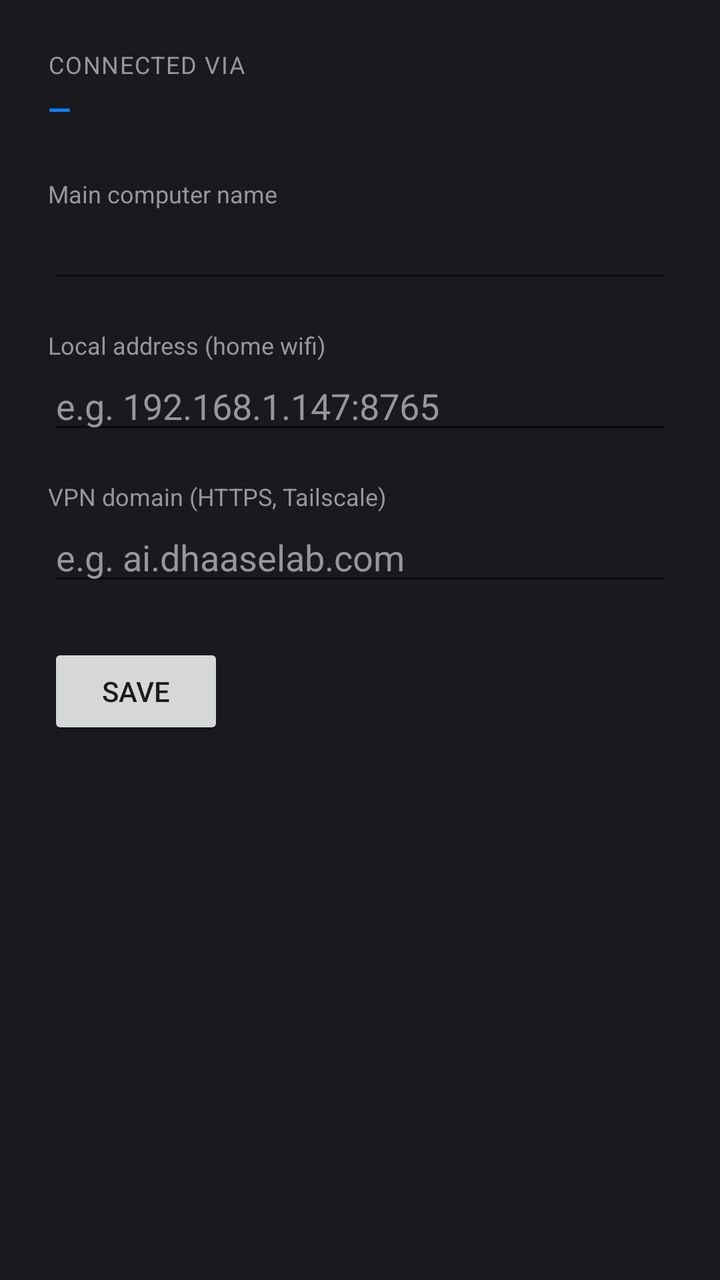
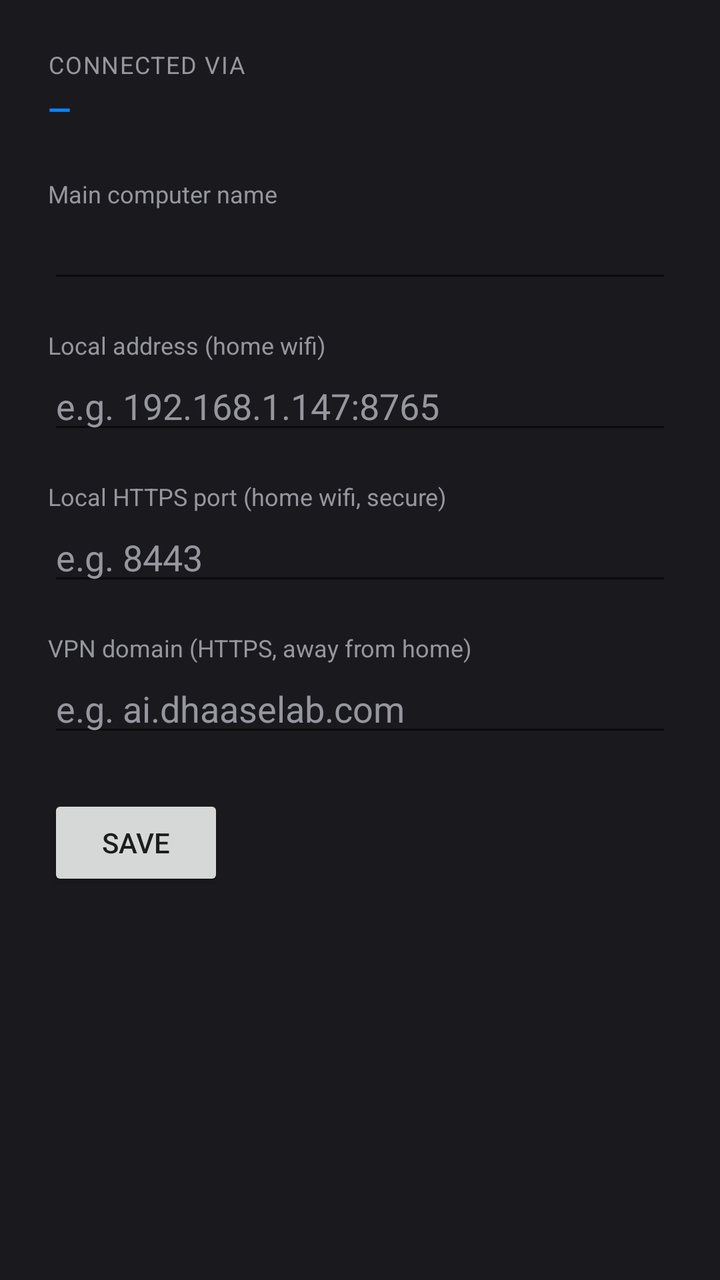

Two renders of the same Android screen: before a commit and after it. Below are the layout's source before the change and the commit's diff.
<!-- AndroidManifest.xml: application theme Theme.Jarvis -->
<!-- res/layout/activity_settings.xml -->
<?xml version="1.0" encoding="utf-8"?>
<ScrollView xmlns:android="http://schemas.android.com/apk/res/android"
    android:id="@+id/settingsRootLayout"
    android:layout_width="match_parent"
    android:layout_height="match_parent"
    android:background="@color/jarvis_bg">

    <LinearLayout
        android:layout_width="match_parent"
        android:layout_height="wrap_content"
        android:orientation="vertical"
        android:padding="24dp">

        <TextView
            android:layout_width="match_parent"
            android:layout_height="wrap_content"
            android:text="@string/settings_label_connected_via"
            android:textColor="@color/jarvis_text_dim"
            android:textSize="12sp"
            android:textAllCaps="true"
            android:letterSpacing="0.05" />

        <TextView
            android:id="@+id/connectedViaText"
            android:layout_width="match_parent"
            android:layout_height="wrap_content"
            android:layout_marginTop="4dp"
            android:layout_marginBottom="24dp"
            android:text="—"
            android:textColor="@color/jarvis_accent"
            android:textSize="15sp"
            android:textStyle="bold" />

        <TextView
            android:layout_width="match_parent"
            android:layout_height="wrap_content"
            android:text="@string/settings_label_computer_name"
            android:textColor="@color/jarvis_text_dim"
            android:textSize="12sp" />
        <EditText
            android:id="@+id/computerNameInput"
            android:layout_width="match_parent"
            android:layout_height="wrap_content"
            android:textColor="@color/jarvis_text"
            android:inputType="text"
            android:layout_marginBottom="18dp" />

        <TextView
            android:layout_width="match_parent"
            android:layout_height="wrap_content"
            android:text="@string/settings_label_local"
            android:textColor="@color/jarvis_text_dim"
            android:textSize="12sp" />
        <EditText
            android:id="@+id/localAddressInput"
            android:layout_width="match_parent"
            android:layout_height="wrap_content"
            android:hint="@string/settings_hint_local"
            android:textColor="@color/jarvis_text"
            android:textColorHint="@color/jarvis_text_dim"
            android:inputType="textUri"
            android:layout_marginBottom="18dp" />

        <TextView
            android:layout_width="match_parent"
            android:layout_height="wrap_content"
            android:text="@string/settings_label_vpn"
            android:textColor="@color/jarvis_text_dim"
            android:textSize="12sp" />
        <EditText
            android:id="@+id/vpnAddressInput"
            android:layout_width="match_parent"
            android:layout_height="wrap_content"
            android:hint="@string/settings_hint_vpn"
            android:textColor="@color/jarvis_text"
            android:textColorHint="@color/jarvis_text_dim"
            android:inputType="textUri"
            android:layout_marginBottom="24dp" />

        <Button
            android:id="@+id/saveButton"
            android:layout_width="wrap_content"
            android:layout_height="wrap_content"
            android:text="@string/btn_save" />

    </LinearLayout>
</ScrollView>
<!-- resources referenced by this layout -->
<resources>
  <color name="jarvis_accent">#0A84FF</color>
  <color name="jarvis_bg">#1A1A1E</color>
  <color name="jarvis_text">#ECECEE</color>
  <color name="jarvis_text_dim">#96969E</color>
  <string name="btn_save">Save</string>
  <string name="settings_hint_local">e.g. 192.168.1.147:8765</string>
  <string name="settings_hint_vpn">e.g. ai.dhaaselab.com</string>
  <string name="settings_label_computer_name">Main computer name</string>
  <string name="settings_label_connected_via">Connected via</string>
  <string name="settings_label_local">Local address (home wifi)</string>
  <string name="settings_label_vpn">VPN domain (HTTPS, Tailscale)</string>
  <style name="Theme.Jarvis" parent="Theme.MaterialComponents.DayNight.NoActionBar">
          <item name="colorPrimary">@color/jarvis_accent</item>
          <item name="colorPrimaryDark">@color/jarvis_bg</item>
          <item name="colorAccent">@color/jarvis_accent</item>
          <item name="android:windowBackground">@color/jarvis_bg</item>
          <item name="android:statusBarColor">@color/jarvis_bg</item>
      </style>
</resources>

<!-- the commit's change to res/layout/activity_settings.xml (unified diff, before → after) -->
@@ -64,6 +64,22 @@
         <TextView
             android:layout_width="match_parent"
             android:layout_height="wrap_content"
+            android:text="@string/settings_label_local_https_port"
+            android:textColor="@color/jarvis_text_dim"
+            android:textSize="12sp" />
+        <EditText
+            android:id="@+id/localHttpsPortInput"
+            android:layout_width="match_parent"
+            android:layout_height="wrap_content"
+            android:hint="@string/settings_hint_local_https_port"
+            android:textColor="@color/jarvis_text"
+            android:textColorHint="@color/jarvis_text_dim"
+            android:inputType="number"
+            android:layout_marginBottom="18dp" />
+
+        <TextView
+            android:layout_width="match_parent"
+            android:layout_height="wrap_content"
             android:text="@string/settings_label_vpn"
             android:textColor="@color/jarvis_text_dim"
             android:textSize="12sp" />
<!-- resource entries referenced after the edit -->
@@ -6,11 +6,13 @@
   <color name="jarvis_text_dim">#96969E</color>
   <string name="btn_save">Save</string>
   <string name="settings_hint_local">e.g. 192.168.1.147:8765</string>
+  <string name="settings_hint_local_https_port">e.g. 8443</string>
   <string name="settings_hint_vpn">e.g. ai.dhaaselab.com</string>
   <string name="settings_label_computer_name">Main computer name</string>
   <string name="settings_label_connected_via">Connected via</string>
   <string name="settings_label_local">Local address (home wifi)</string>
-  <string name="settings_label_vpn">VPN domain (HTTPS, Tailscale)</string>
+  <string name="settings_label_local_https_port">Local HTTPS port (home wifi, secure)</string>
+  <string name="settings_label_vpn">VPN domain (HTTPS, away from home)</string>
   <style name="Theme.Jarvis" parent="Theme.MaterialComponents.DayNight.NoActionBar">
           <item name="colorPrimary">@color/jarvis_accent</item>
           <item name="colorPrimaryDark">@color/jarvis_bg</item>
